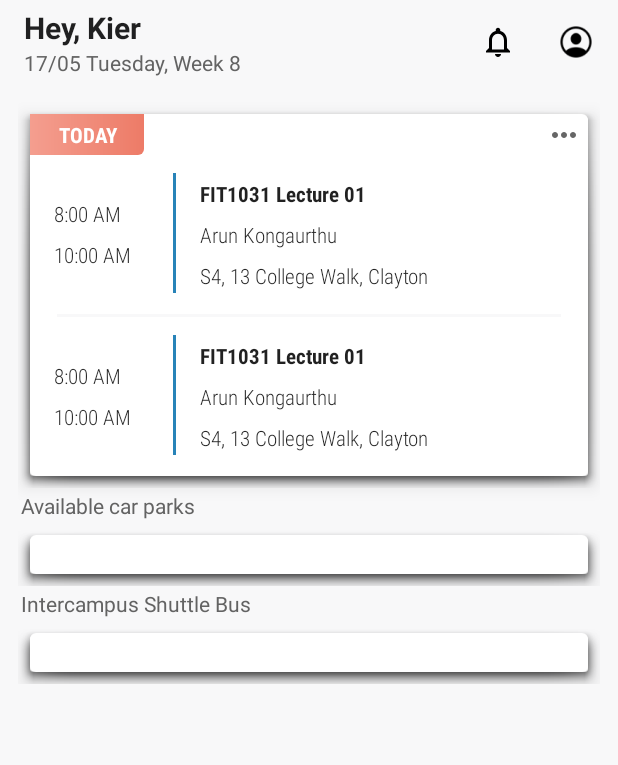
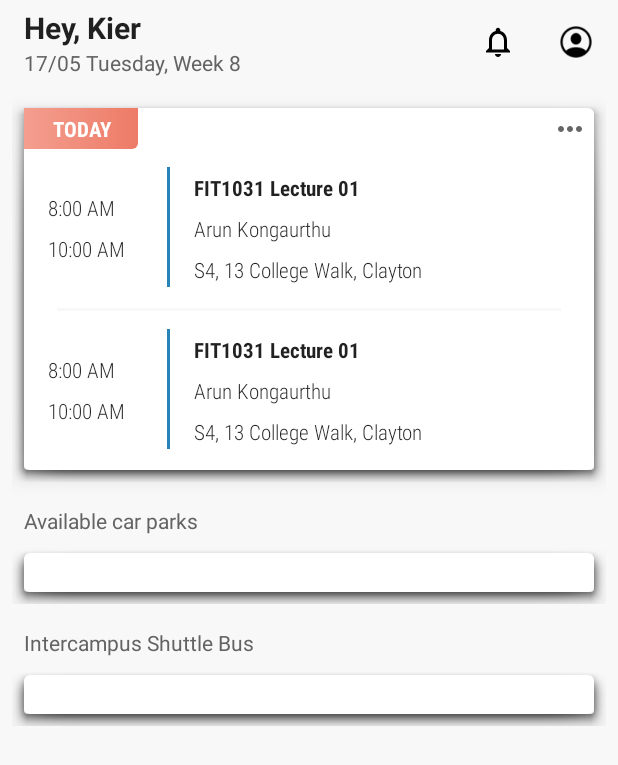
Before and after one commit to bhlaing/MyMonashApp, an Android app: the screen it shows after launch (ProfileActivity), on a phone screen of 412 x 824 dp. Shown: the top 765 px of the screen. Run offline under Robolectric (Android 15) with nearby library versions, the phone set to English and light mode, and no system bars; our stand-ins replace Dagger/Hilt's generated code, Firebase (no records; nobody signed in at launch, a user with empty details on screens opened directly), Timber; 2 statements that could not run were skipped.

Commit message:
- Formatting and minor dimen adjustments

```diff
--- a/app/src/main/java/com/billy/mymonashapp/data/carpark/CarParkServiceImpl.kt
+++ b/app/src/main/java/com/billy/mymonashapp/data/carpark/CarParkServiceImpl.kt
@@ -21,5 +21,4 @@ class CarParkServiceImpl @Inject constructor(private val cloudFirestoreDb: Fireb
             mapToAvailableCarParks(AvailableCarParksDO(buses))
         }
     }
-
 }
--- a/app/src/main/java/com/billy/mymonashapp/data/lecture/StudentLectureServiceImpl.kt
+++ b/app/src/main/java/com/billy/mymonashapp/data/lecture/StudentLectureServiceImpl.kt
@@ -21,5 +21,4 @@ class StudentLectureServiceImpl @Inject constructor(): StudentLectureService {
         } catch (ex: Exception) {
             flow { emit(null) }
         }
-
 }
--- a/app/src/main/res/layout/activity_profile.xml
+++ b/app/src/main/res/layout/activity_profile.xml
@@ -11,8 +11,7 @@
         android:layout_width="match_parent"
         android:layout_height="match_parent"
         android:background="@color/primary_gray"
-
-        android:padding="12dp"
+        android:padding="8dp"
         android:text="Hello World!"
         app:layout_constraintBottom_toBottomOf="parent"
         app:layout_constraintLeft_toLeftOf="parent"
--- a/app/src/main/res/layout/layout_available_carpark.xml
+++ b/app/src/main/res/layout/layout_available_carpark.xml
@@ -2,6 +2,7 @@
 <LinearLayout xmlns:android="http://schemas.android.com/apk/res/android"
     android:layout_width="match_parent"
     android:layout_height="wrap_content"
+    android:layout_marginTop="@dimen/list_section_common_margin"
     android:orientation="vertical">
 
     <TextView
@@ -9,7 +10,8 @@
         android:layout_width="match_parent"
         android:layout_height="match_parent"
         android:background="@android:color/transparent"
-        android:padding="@dimen/deco_item_common_padding"
+        android:padding="@dimen/header_common_inset"
+        android:layout_marginStart="@dimen/header_common_inset"
         android:text="@string/available_carpark" />
 
     <LinearLayout
--- a/app/src/main/res/layout/layout_shuttle_buses.xml
+++ b/app/src/main/res/layout/layout_shuttle_buses.xml
@@ -2,13 +2,15 @@
 <LinearLayout xmlns:android="http://schemas.android.com/apk/res/android"
     android:layout_width="match_parent"
     android:layout_height="wrap_content"
+    android:layout_marginTop="@dimen/list_section_common_margin"
     android:orientation="vertical">
 
     <TextView
         style="@style/MonashApp.Text.Captions"
         android:layout_width="match_parent"
         android:layout_height="match_parent"
-        android:padding="@dimen/deco_item_common_padding"
+        android:layout_marginStart="@dimen/header_common_inset"
+        android:padding="@dimen/header_common_inset"
         android:text="@string/shuttle_bus" />
 
     <LinearLayout
--- a/app/src/main/res/values/dimens.xml
+++ b/app/src/main/res/values/dimens.xml
@@ -1,4 +1,6 @@
 <?xml version="1.0" encoding="utf-8"?>
 <resources>
     <dimen name="deco_item_common_padding">2dp</dimen>
+    <dimen name="list_section_common_margin">12dp</dimen>
+    <dimen name="header_common_inset">4dp</dimen>
 </resources>
```
